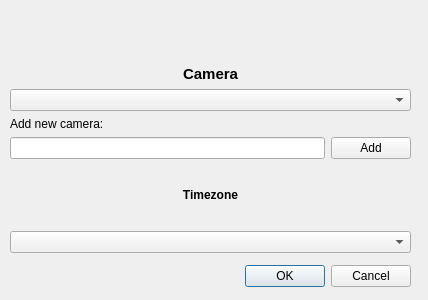
First picture: the form in gui/designer_camera_settings.ui, repository jacob-kamminga/AI-Sensus, before the edit.
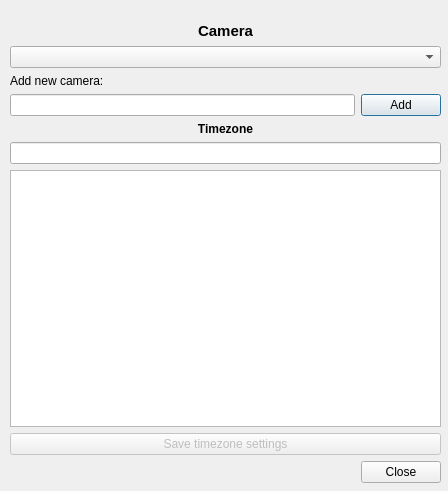
Second picture: the form after the edit.

Commit message: Add camera settings

Diff of the .ui file:
```diff
--- a/gui/designer_camera_settings.ui
+++ b/gui/designer_camera_settings.ui
@@ -6,36 +6,20 @@
    <rect>
     <x>0</x>
     <y>0</y>
-    <width>428</width>
-    <height>300</height>
+    <width>448</width>
+    <height>491</height>
    </rect>
   </property>
   <property name="windowTitle">
    <string>Dialog</string>
   </property>
-  <widget class="QDialogButtonBox" name="buttonBox">
-   <property name="geometry">
-    <rect>
-     <x>20</x>
-     <y>260</y>
-     <width>391</width>
-     <height>32</height>
-    </rect>
-   </property>
-   <property name="orientation">
-    <enum>Qt::Horizontal</enum>
-   </property>
-   <property name="standardButtons">
-    <set>QDialogButtonBox::Cancel|QDialogButtonBox::Ok</set>
-   </property>
-  </widget>
   <widget class="QWidget" name="layoutWidget">
    <property name="geometry">
     <rect>
      <x>10</x>
      <y>22</y>
-     <width>401</width>
-     <height>231</height>
+     <width>431</width>
+     <height>461</height>
     </rect>
    </property>
    <layout class="QVBoxLayout" name="verticalLayout_2">
@@ -131,7 +115,39 @@
      </widget>
     </item>
     <item>
-     <widget class="QComboBox" name="comboBox"/>
+     <widget class="QLineEdit" name="lineEdit_timezone"/>
+    </item>
+    <item>
+     <widget class="QListWidget" name="listWidget_timezones"/>
+    </item>
+    <item>
+     <widget class="QPushButton" name="pushButton">
+      <property name="enabled">
+       <bool>false</bool>
+      </property>
+      <property name="text">
+       <string>Save timezone settings</string>
+      </property>
+      <property name="default">
+       <bool>false</bool>
+      </property>
+      <property name="flat">
+       <bool>false</bool>
+      </property>
+     </widget>
+    </item>
+    <item>
+     <widget class="QDialogButtonBox" name="buttonBox">
+      <property name="orientation">
+       <enum>Qt::Horizontal</enum>
+      </property>
+      <property name="standardButtons">
+       <set>QDialogButtonBox::Close</set>
+      </property>
+      <property name="centerButtons">
+       <bool>false</bool>
+      </property>
+     </widget>
     </item>
    </layout>
   </widget>
```
Left out of the diff: 41 changed lines with no effect on the pictures. The commit also changes 6 other files.
